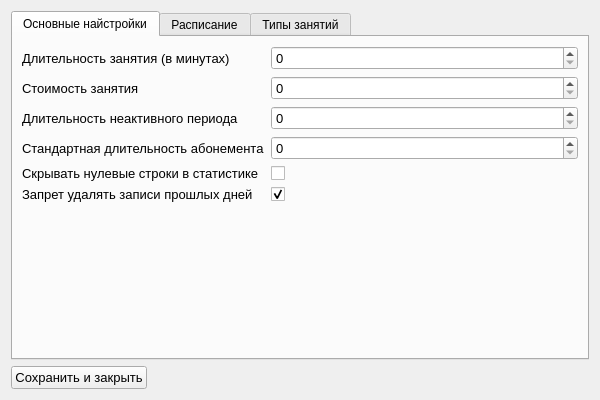
Qt form release/ui_files_py/ui/settings_wnd.ui (IvanBrekman/ClientsPlanner) before a commit.
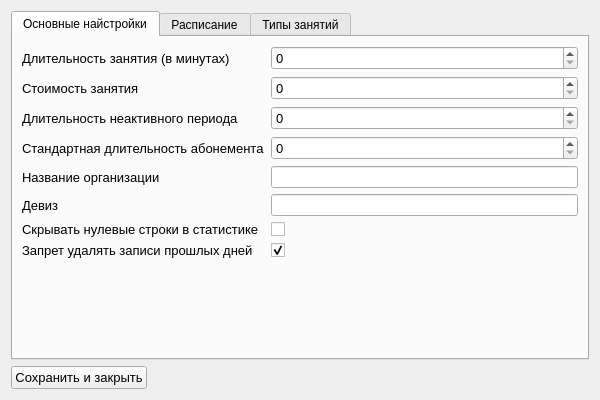
The same form after that commit.

The edit to the form file:
```diff
--- a/release/ui_files_py/ui/settings_wnd.ui
+++ b/release/ui_files_py/ui/settings_wnd.ui
@@ -131,7 +131,7 @@
          </property>
         </widget>
        </item>
-       <item row="4" column="0">
+       <item row="6" column="0">
         <widget class="QLabel" name="label_5">
          <property name="font">
           <font>
@@ -144,14 +144,14 @@
          </property>
         </widget>
        </item>
-       <item row="4" column="1">
+       <item row="6" column="1">
         <widget class="QCheckBox" name="hide_zero_rows_chb">
          <property name="text">
           <string/>
          </property>
         </widget>
        </item>
-       <item row="5" column="0">
+       <item row="7" column="0">
         <widget class="QLabel" name="label_3">
          <property name="font">
           <font>
@@ -164,7 +164,7 @@
          </property>
         </widget>
        </item>
-       <item row="5" column="1">
+       <item row="7" column="1">
         <widget class="QCheckBox" name="can_delete_chb">
          <property name="text">
           <string/>
@@ -174,6 +174,38 @@
          </property>
         </widget>
        </item>
+       <item row="4" column="0">
+        <widget class="QLabel" name="label_7">
+         <property name="font">
+          <font>
+           <family>Arial</family>
+           <pointsize>10</pointsize>
+          </font>
+         </property>
+         <property name="text">
+          <string>Название организации</string>
+         </property>
+        </widget>
+       </item>
+       <item row="4" column="1">
+        <widget class="QLineEdit" name="org_name_le"/>
+       </item>
+       <item row="5" column="0">
+        <widget class="QLabel" name="label_8">
+         <property name="font">
+          <font>
+           <family>Arial</family>
+           <pointsize>10</pointsize>
+          </font>
+         </property>
+         <property name="text">
+          <string>Девиз</string>
+         </property>
+        </widget>
+       </item>
+       <item row="5" column="1">
+        <widget class="QLineEdit" name="org_slogan_le"/>
+       </item>
       </layout>
      </widget>
      <widget class="QWidget" name="tab_2">
```
